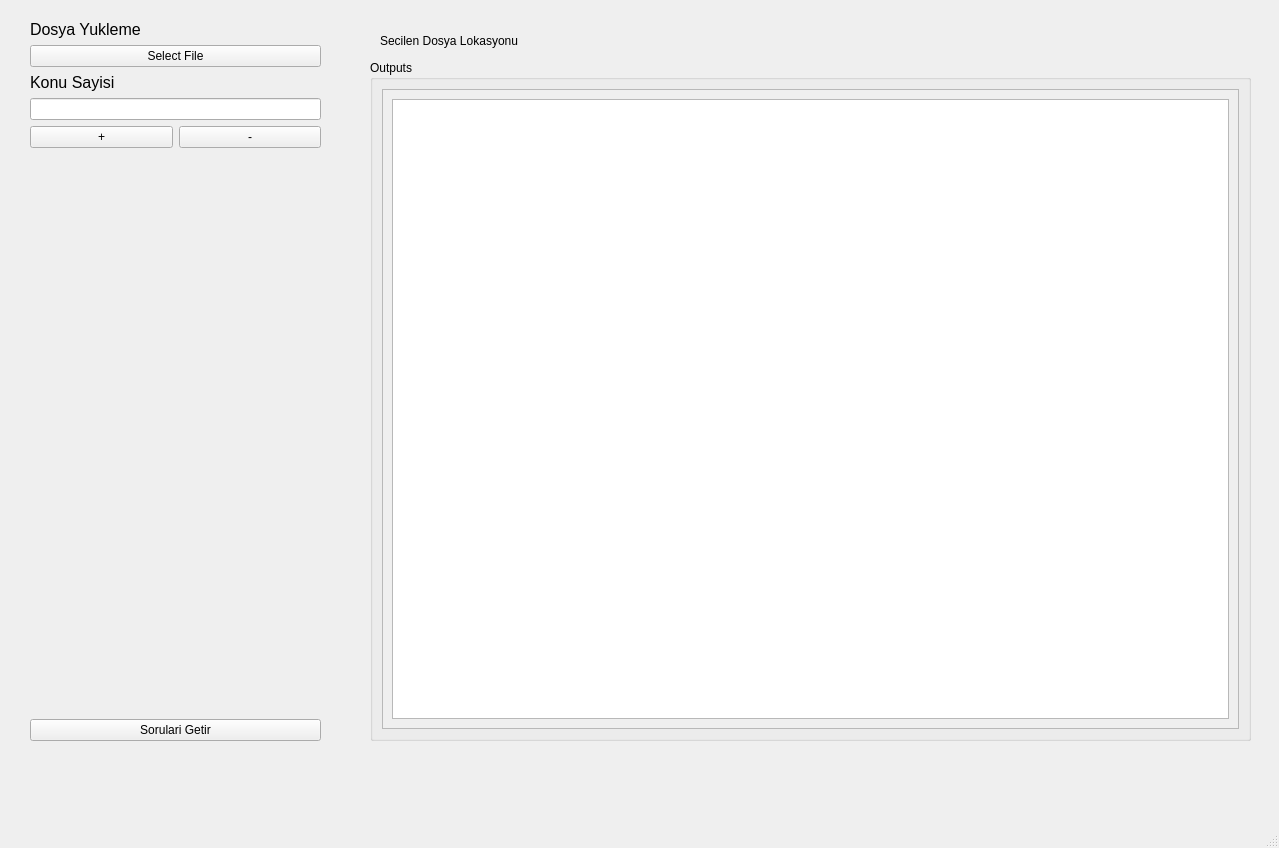
This is src/ui/ui_files/main_page.ui in orkhank/slides2questions as Qt 5 draws it before an edit. The edited form follows.
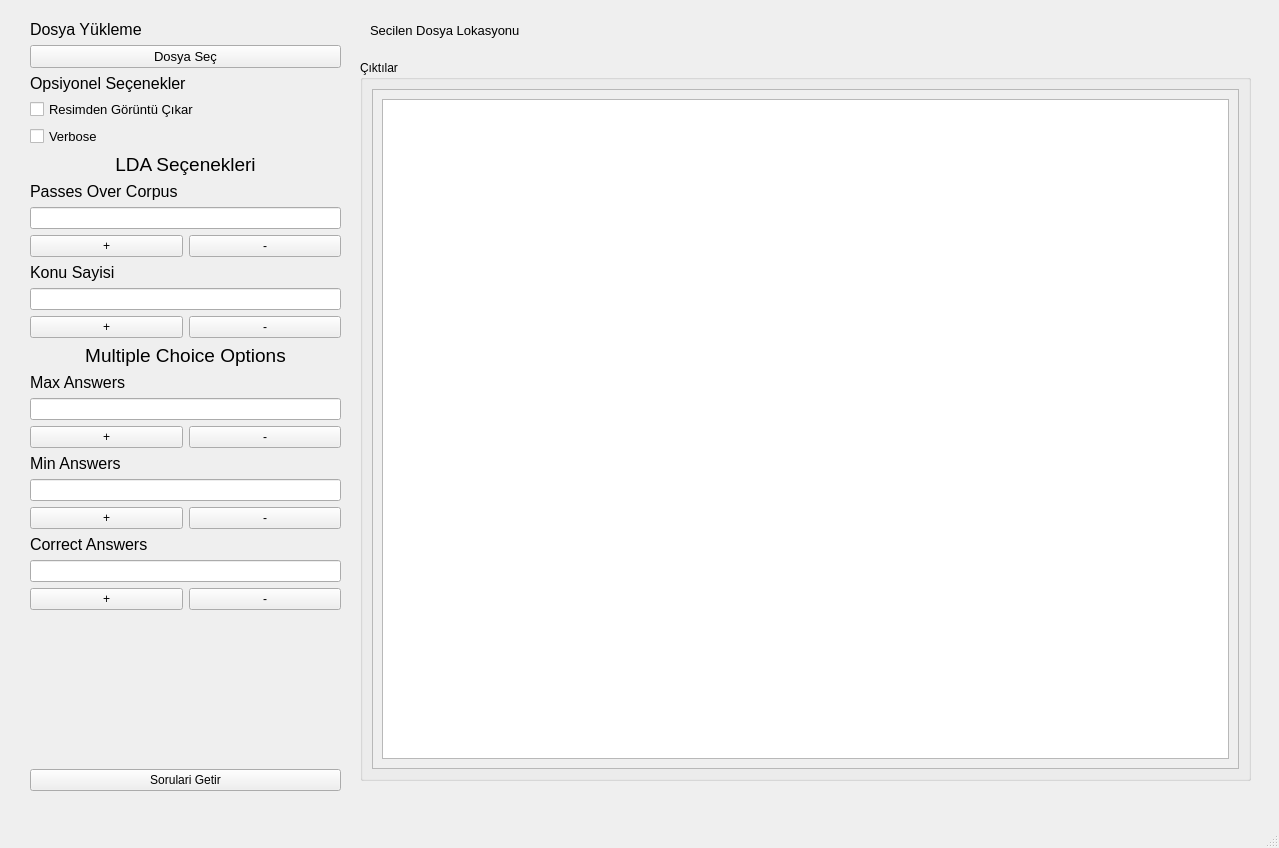
This is the edited form.

Diff of the .ui file:
```diff
--- a/src/ui/ui_files/main_page.ui
+++ b/src/ui/ui_files/main_page.ui
@@ -19,8 +19,8 @@
      <rect>
       <x>30</x>
       <y>20</y>
-      <width>291</width>
-      <height>721</height>
+      <width>311</width>
+      <height>771</height>
      </rect>
     </property>
     <layout class="QVBoxLayout" name="verticalLayout">
@@ -38,19 +38,114 @@
         </font>
        </property>
        <property name="text">
-        <string>Dosya Yukleme</string>
+        <string>Dosya Yükleme</string>
        </property>
       </widget>
      </item>
      <item>
       <widget class="QPushButton" name="pushButton_directory_select">
+       <property name="font">
+        <font>
+         <pointsize>10</pointsize>
+        </font>
+       </property>
        <property name="text">
-        <string>Select File</string>
+        <string>Dosya Seç</string>
        </property>
       </widget>
      </item>
      <item>
-      <widget class="QLabel" name="label">
+      <widget class="QLabel" name="label_bool_params">
+       <property name="font">
+        <font>
+         <pointsize>12</pointsize>
+        </font>
+       </property>
+       <property name="text">
+        <string>Opsiyonel Seçenekler</string>
+       </property>
+      </widget>
+     </item>
+     <item>
+      <widget class="QCheckBox" name="checkBox_extract_from_image">
+       <property name="font">
+        <font>
+         <pointsize>10</pointsize>
+        </font>
+       </property>
+       <property name="text">
+        <string>Resimden Görüntü Çıkar</string>
+       </property>
+      </widget>
+     </item>
+     <item>
+      <widget class="QCheckBox" name="checkBox_verbose">
+       <property name="font">
+        <font>
+         <pointsize>10</pointsize>
+        </font>
+       </property>
+       <property name="text">
+        <string>Verbose</string>
+       </property>
+      </widget>
+     </item>
+     <item>
+      <widget class="QLabel" name="label_3">
+       <property name="sizePolicy">
+        <sizepolicy hsizetype="Minimum" vsizetype="Fixed">
+         <horstretch>0</horstretch>
+         <verstretch>0</verstretch>
+        </sizepolicy>
+       </property>
+       <property name="font">
+        <font>
+         <pointsize>14</pointsize>
+        </font>
+       </property>
+       <property name="text">
+        <string>LDA Seçenekleri</string>
+       </property>
+       <property name="alignment">
+        <set>Qt::AlignCenter</set>
+       </property>
+      </widget>
+     </item>
+     <item>
+      <widget class="QLabel" name="label_passes_over_corpus">
+       <property name="font">
+        <font>
+         <pointsize>12</pointsize>
+        </font>
+       </property>
+       <property name="text">
+        <string>Passes Over Corpus</string>
+       </property>
+      </widget>
+     </item>
+     <item>
+      <widget class="QLineEdit" name="lineEdit_passes_over_corpus_count"/>
+     </item>
+     <item>
+      <layout class="QHBoxLayout" name="horizontalLayout_2">
+       <item>
+        <widget class="QPushButton" name="pushButton_increase_corpus_passes">
+         <property name="text">
+          <string>+</string>
+         </property>
+        </widget>
+       </item>
+       <item>
+        <widget class="QPushButton" name="pushButton_decrease_corpus_passes">
+         <property name="text">
+          <string>-</string>
+         </property>
+        </widget>
+       </item>
+      </layout>
+     </item>
+     <item>
+      <widget class="QLabel" name="label_topic_counts">
        <property name="sizePolicy">
         <sizepolicy hsizetype="Minimum" vsizetype="Fixed">
          <horstretch>0</horstretch>
@@ -88,6 +183,126 @@
        </item>
       </layout>
      </item>
+     <item>
+      <widget class="QLabel" name="label_4">
+       <property name="sizePolicy">
+        <sizepolicy hsizetype="Minimum" vsizetype="Fixed">
+         <horstretch>0</horstretch>
+         <verstretch>0</verstretch>
+        </sizepolicy>
+       </property>
+       <property name="font">
+        <font>
+         <pointsize>14</pointsize>
+        </font>
+       </property>
+       <property name="text">
+        <string>Multiple Choice Options</string>
+       </property>
+       <property name="alignment">
+        <set>Qt::AlignCenter</set>
+       </property>
+      </widget>
+     </item>
+     <item>
+      <widget class="QLabel" name="label_bool_params_3">
+       <property name="font">
+        <font>
+         <pointsize>12</pointsize>
+        </font>
+       </property>
+       <property name="text">
+        <string>Max Answers</string>
+       </property>
+      </widget>
+     </item>
+     <item>
+      <widget class="QLineEdit" name="lineEdit_max_answers_count"/>
+     </item>
+     <item>
+      <layout class="QHBoxLayout" name="horizontalLayout_3">
+       <item>
+        <widget class="QPushButton" name="pushButton_increase_max_answer_count">
+         <property name="text">
+          <string>+</string>
+         </property>
+        </widget>
+       </item>
+       <item>
+        <widget class="QPushButton" name="pushButton_decrease_max_answer_count">
+         <property name="text">
+          <string>-</string>
+         </property>
+        </widget>
+       </item>
+      </layout>
+     </item>
+     <item>
+      <widget class="QLabel" name="label_bool_params_4">
+       <property name="font">
+        <font>
+         <pointsize>12</pointsize>
+        </font>
+       </property>
+       <property name="text">
+        <string>Min Answers</string>
+       </property>
+      </widget>
+     </item>
+     <item>
+      <widget class="QLineEdit" name="lineEdit_min_answer_count"/>
+     </item>
+     <item>
+      <layout class="QHBoxLayout" name="horizontalLayout_4">
+       <item>
+        <widget class="QPushButton" name="pushButton_increase_min_answer_count">
+         <property name="text">
+          <string>+</string>
+         </property>
+        </widget>
+       </item>
+       <item>
+        <widget class="QPushButton" name="pushButton_decrease_min_answer_count">
+         <property name="text">
+          <string>-</string>
+         </property>
+        </widget>
+       </item>
+      </layout>
+     </item>
+     <item>
+      <widget class="QLabel" name="label_bool_params_5">
+       <property name="font">
+        <font>
+         <pointsize>12</pointsize>
+        </font>
+       </property>
+       <property name="text">
+        <string>Correct Answers</string>
+       </property>
+      </widget>
+     </item>
+     <item>
+      <widget class="QLineEdit" name="lineEdit_correct_answers"/>
+     </item>
+     <item>
+      <layout class="QHBoxLayout" name="horizontalLayout_5">
+       <item>
+        <widget class="QPushButton" name="pushButton_increase_correct_answers">
+         <property name="text">
+          <string>+</string>
+         </property>
+        </widget>
+       </item>
+       <item>
+        <widget class="QPushButton" name="pushButton_decrease_correct_answers">
+         <property name="text">
+          <string>-</string>
+         </property>
+        </widget>
+       </item>
+      </layout>
+     </item>
      <item>
       <spacer name="verticalSpacer">
        <property name="orientation">
@@ -113,14 +328,14 @@
    <widget class="QGroupBox" name="groupBox">
     <property name="geometry">
      <rect>
-      <x>370</x>
+      <x>360</x>
       <y>60</y>
-      <width>881</width>
-      <height>681</height>
+      <width>891</width>
+      <height>721</height>
      </rect>
     </property>
     <property name="title">
-     <string>Outputs</string>
+     <string>Çıktılar</string>
     </property>
     <layout class="QGridLayout" name="gridLayout">
      <item row="0" column="0">
@@ -133,8 +348,8 @@
          <rect>
           <x>0</x>
           <y>0</y>
-          <width>859</width>
-          <height>643</height>
+          <width>869</width>
+          <height>683</height>
          </rect>
         </property>
         <layout class="QGridLayout" name="gridLayout_2">
@@ -154,12 +369,17 @@
    <widget class="QLabel" name="label_directory">
     <property name="geometry">
      <rect>
-      <x>380</x>
-      <y>30</y>
-      <width>871</width>
+      <x>370</x>
+      <y>20</y>
+      <width>881</width>
       <height>21</height>
      </rect>
     </property>
+    <property name="font">
+     <font>
+      <pointsize>10</pointsize>
+     </font>
+    </property>
     <property name="text">
      <string>Secilen Dosya Lokasyonu</string>
     </property>
```
